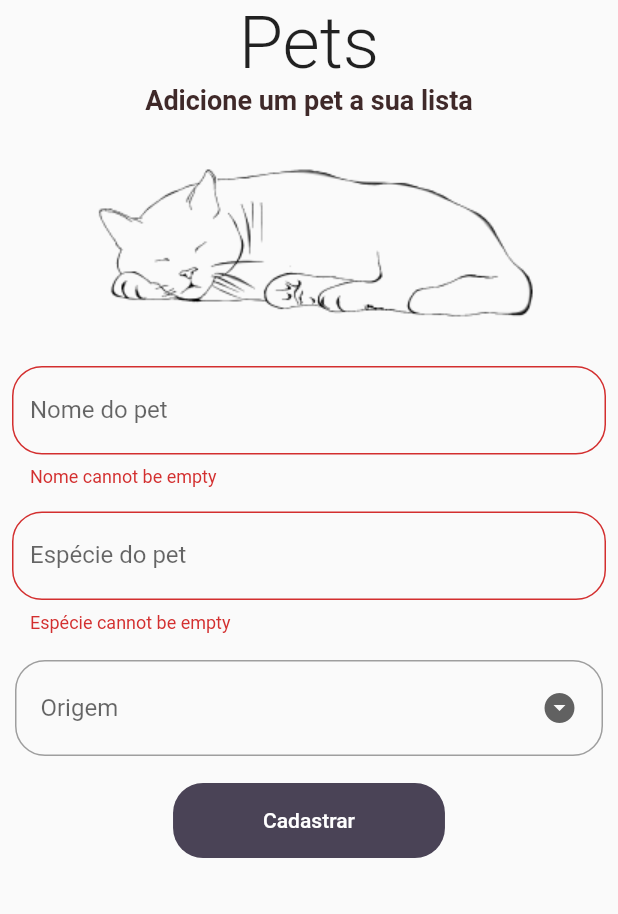
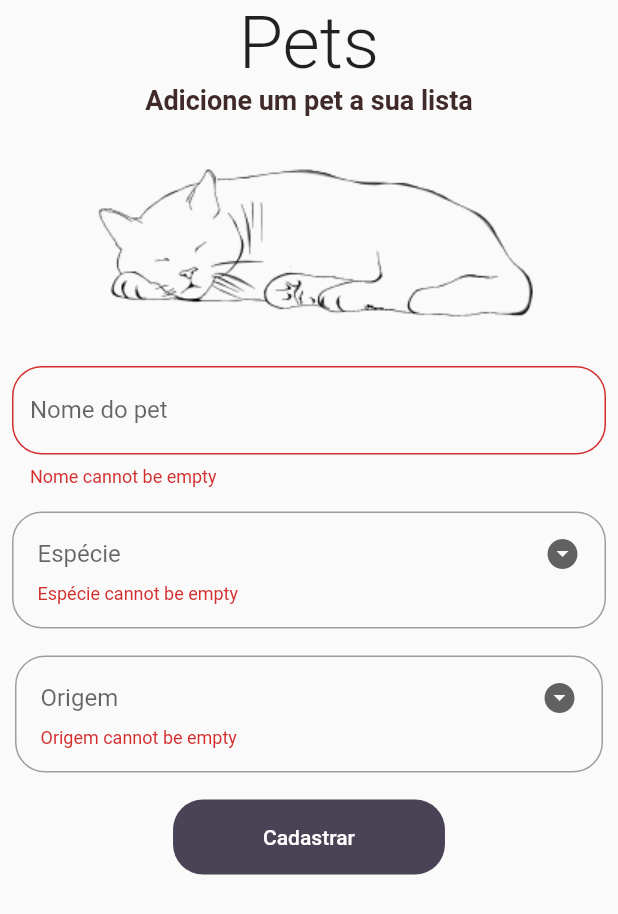
Before and after one commit to gfborges/animazing, a Flutter app: the CreatePet widget shown alone on an empty page, opened directly, after a tap on "Cadastrar", on a phone screen of 412 x 824 dp. Shown: the top 914 px of the screen. Run offline on Flutter 3.47's test engine with Material 2 defaults, Android fonts, the phone set to English and light mode, and no system bars; our stand-ins replace cloud_firestore, firebase_auth, firebase_core, flutter_masked_text, google_maps_flutter, google_sign_in; accounts and stored records are empty; network calls fail.

Commit message:
implementa cadastro de pet

```diff
--- /dev/null
+++ b/lib/Extensions/StringExtension.dart
@@ -0,0 +1,5 @@
+extension StringExtension on String {
+  String capitalize() {
+    return "${this[0].toUpperCase()}${this.substring(1)}";
+  }
+}
--- a/lib/Pages/CreatePet/CreatePet.dart
+++ b/lib/Pages/CreatePet/CreatePet.dart
@@ -1,5 +1,10 @@
+import 'package:animazing/Models/Pet.dart';
+import 'package:animazing/Models/PetBuilder.dart';
+import 'package:animazing/Models/Pets.dart';
+import 'package:animazing/Services/OwnerService.dart';
 import 'package:animazing/widgets/ScreenTitle.dart';
 import 'package:flutter/material.dart';
+import 'package:animazing/Extensions/StringExtension.dart';
 
 class CreatePet extends StatefulWidget {
   @override
@@ -10,19 +15,26 @@ class CreatePet extends StatefulWidget {
 
 class _CreatePetState extends State<CreatePet> {
   final _formKey = GlobalKey<FormState>();
+  final ownerService = OwnerService.get();
+  final petBuilder = PetBuilder();
 
   String origemChoose;
   List listOrigem = ["Adotado", "Comprado"];
+
+  Pets specieChoose;
 
   @override
   Widget build(BuildContext context) {
     return Container(
       child: Form(
         key: _formKey,
+        autovalidateMode: AutovalidateMode.onUserInteraction,
         child: Column(
           children: <Widget>[
             Center(child: ScreenTitle(text: 'Pets')), // Título da tela
-              Center(child: ScreenSubTitle(text: 'Adicione um pet a sua lista')), // Subtítulo
+            Center(
+                child: ScreenSubTitle(
+                    text: 'Adicione um pet a sua lista')), // Subtítulo
             Center(child: Image.asset('images/sleeping_cat.png')),
             Padding(
               padding: const EdgeInsets.all(8.0),
@@ -33,6 +45,7 @@ class _CreatePetState extends State<CreatePet> {
                   }
                   return null;
                 },
+                onChanged: (name) => this.petBuilder.setName(name),
                 decoration: InputDecoration(
                     labelText: 'Nome do pet',
                     border: OutlineInputBorder(
@@ -41,37 +54,55 @@ class _CreatePetState extends State<CreatePet> {
             ),
             Padding(
               padding: const EdgeInsets.all(8.0),
-                child: TextFormField(
-                  validator: (String value) {
-                    if (value.isEmpty) {
-                      return 'Espécie cannot be empty';
-                    }
-                    return null;
+              child: Container(
+                padding: EdgeInsets.only(
+                    left: 16.0, right: 16.0, top: 15.0, bottom: 15.0),
+                decoration: BoxDecoration(
+                  border: Border.all(color: Colors.grey, width: 1),
+                  borderRadius: BorderRadius.circular(20.0),
+                ),
+                child: DropdownButtonFormField(
+                  hint: Text('Espécie'),
+                  value: specieChoose,
+                  icon: Icon(Icons.arrow_drop_down_circle),
+                  isExpanded: true,
+                  decoration: InputDecoration.collapsed(hintText: ''),
+                  validator: (value) => value == null ? "Espécie cannot be empty" : null,
+                  onChanged: (value) {
+                    setState(() {
+                      specieChoose = value;
+                      this.petBuilder.setType(value);
+                    });
                   },
-                  decoration: InputDecoration(
-                      labelText: 'Espécie do pet',
-                      border: OutlineInputBorder(
-                          borderRadius: BorderRadius.circular(20.0))),
+                  items: Pets.values.map((valueItem) {
+                    return DropdownMenuItem(
+                      value: valueItem,
+                      child: Text(valueItem.toString().split('.').last.capitalize()),
+                    );
+                  }).toList(),
+                ),
               ),
             ),
             Padding(
               padding: const EdgeInsets.all(10.0),
               child: Container(
                 padding: EdgeInsets.only(
-                      left: 16.0, right: 16.0, top: 7.0, bottom: 7.0),
+                    left: 16.0, right: 16.0, top: 15.0, bottom: 15.0),
                 decoration: BoxDecoration(
                   border: Border.all(color: Colors.grey, width: 1),
                   borderRadius: BorderRadius.circular(20.0),
                 ),
-                  child: DropdownButton(
+                child: DropdownButtonFormField(
                   hint: Text('Origem'),
                   value: origemChoose,
                   icon: Icon(Icons.arrow_drop_down_circle),
                   isExpanded: true,
-                    underline: SizedBox(),
-                    onChanged: (newValue) {
+                  decoration: InputDecoration.collapsed(hintText: ''),
+                  validator: (value) => value == null ? "Origem cannot be empty" : null,
+                  onChanged: (value) {
                     setState(() {
-                        origemChoose = newValue;
+                      origemChoose = value;
+                      this.petBuilder.setOrigin(value);
                     });
                   },
                   items: listOrigem.map((valueItem) {
@@ -92,7 +123,27 @@ class _CreatePetState extends State<CreatePet> {
                 shape: new RoundedRectangleBorder(
                     borderRadius: new BorderRadius.circular(20.0)),
                 onPressed: () {
-                    _formKey.currentState.validate();
+                  if (_formKey.currentState.validate()) {
+                    Pet p = this.petBuilder.get();
+                    this.ownerService.addPet(p);
+                    _formKey.currentState.reset();
+                    origemChoose = null;
+                    specieChoose = null;
+                    showDialog(context: context, builder: (BuildContext context) {
+                      return AlertDialog(
+                        content: Text('Pet cadastrado com sucesso!'),
+                        actions: [
+                          TextButton(
+                            onPressed: () {
+                              Navigator.of(context).pop();
+                              Navigator.of(context).pushNamed("/app");
+                            },
+                            child: Text('Continuar'),
+                          ),
+                        ],
+                      );
+                    });
+                  }
                 },
               ),
             ),
```
Also changed, not shown: lib/Models/Pet.dart (+8 -0 lines), lib/Repositories/OwnerRepository.dart (+11 -0 lines), lib/Services/OwnerService.dart (+9 -0 lines). Lines whose indentation alone changed are shown as unchanged.
